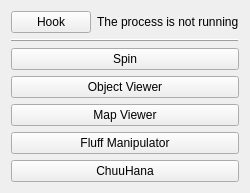
Goldfire711/sms-tools, file MainWindow.ui: the form before one commit.
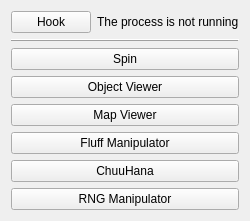
The form after the commit.

Commit message: Add RNG Manipulator

```diff
--- a/MainWindow.ui
+++ b/MainWindow.ui
@@ -6,8 +6,8 @@
    <rect>
     <x>0</x>
     <y>0</y>
-    <width>235</width>
-    <height>181</height>
+    <width>238</width>
+    <height>210</height>
    </rect>
   </property>
   <property name="windowTitle">
@@ -111,6 +111,13 @@
       </property>
      </widget>
     </item>
+    <item>
+     <widget class="QPushButton" name="button_widget_rng_manipulator">
+      <property name="text">
+       <string>RNG Manipulator</string>
+      </property>
+     </widget>
+    </item>
     <item>
      <spacer name="verticalSpacer">
       <property name="orientation">
```
The commit also changes 20 other files.
